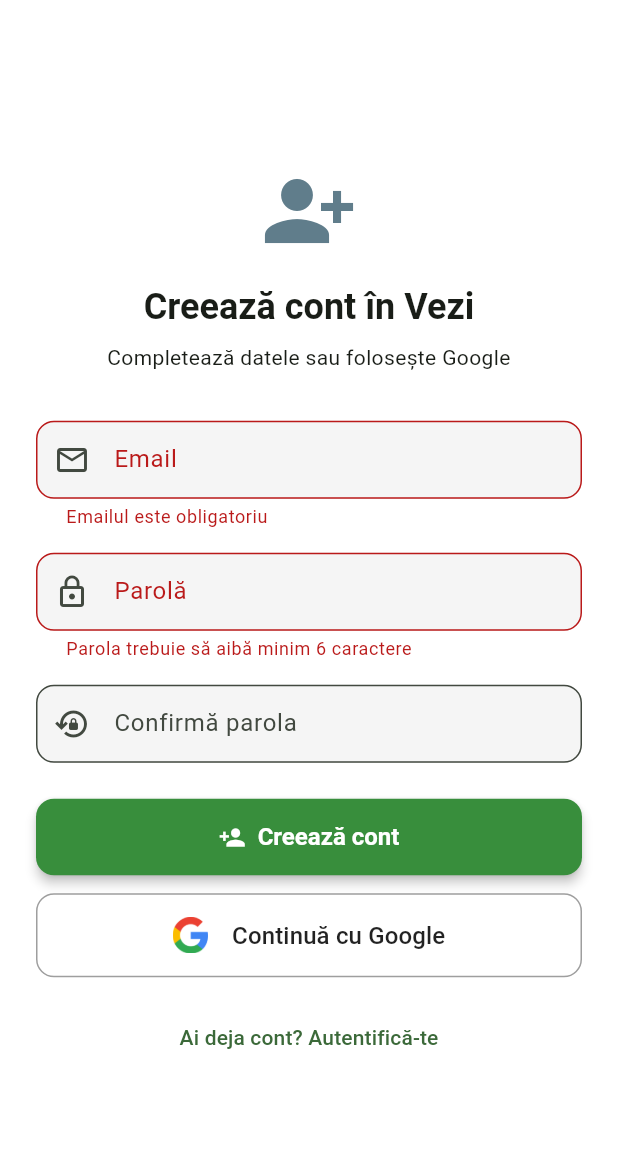
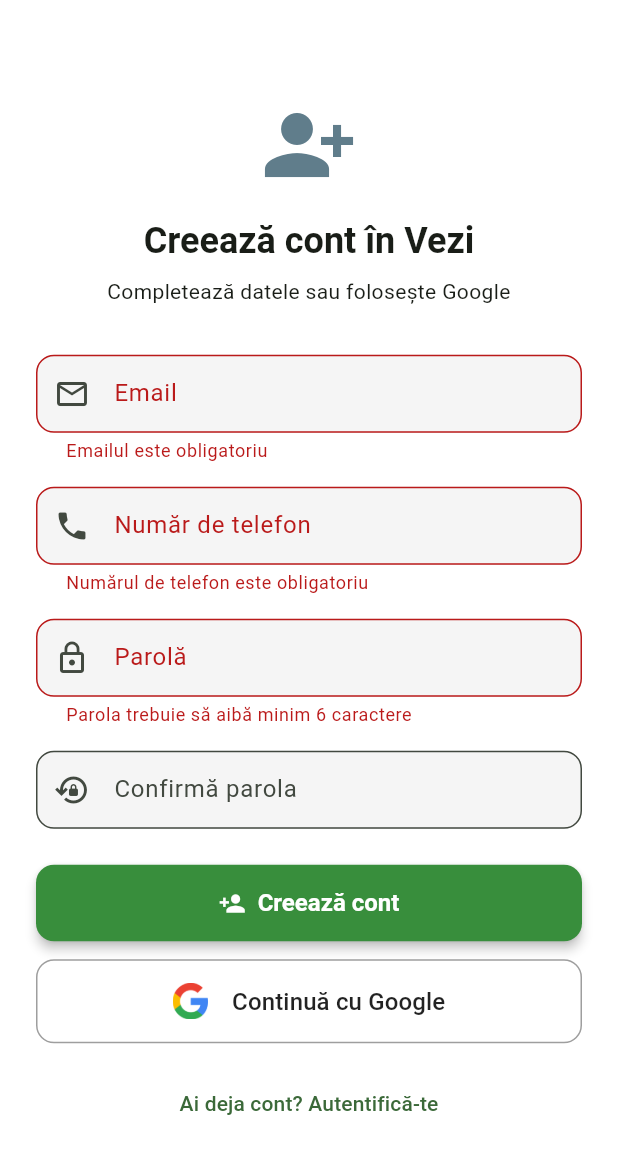
Before and after one commit to Serban-Timofte-EBR/vezi, a Flutter app: the RegisterPage screen opened directly, after a tap on "Creează cont", on a phone screen of 412 x 824 dp. Shown: the top 1154 px of the screen. Run offline on Flutter 3.47's test engine with Material 3 defaults, Android fonts, the phone set to English and light mode, and no system bars; our stand-ins replace firebase_auth, firebase_core, flutter_riverpod, geolocator, google_fonts, google_maps_flutter and 2 more; accounts and stored records are empty; network calls fail.

Commit message:
Phone and email OTP Code validation

```diff
--- a/lib/features/auth/presentation/register_page.dart
+++ b/lib/features/auth/presentation/register_page.dart
@@ -1,6 +1,7 @@
 import 'package:flutter/material.dart';
 import 'package:vezi/features/auth/services/auth_service.dart';
 import 'package:vezi/features/launcher/presentation/launcher_page.dart';
+import 'package:vezi/features/auth/presentation/verify_code_page.dart';
 
 class RegisterPage extends StatefulWidget {
   const RegisterPage({super.key});
@@ -11,6 +12,7 @@
 
 class _RegisterPageState extends State<RegisterPage> {
   final _emailCtrl = TextEditingController();
+  final _phoneCtrl = TextEditingController();
   final _passwordCtrl = TextEditingController();
   final _confirmCtrl = TextEditingController();
   final _formKey = GlobalKey<FormState>();
@@ -23,12 +25,17 @@
 
     setState(() => _loading = true);
     try {
-      await _auth.register(_emailCtrl.text.trim(), _passwordCtrl.text.trim());
+      final phoneNumber = '+40${_phoneCtrl.text.trim()}';
+      final user = await _auth.register(
+        _emailCtrl.text.trim(),
+        _passwordCtrl.text.trim(),
+        phoneNumber,
+      );
 
-      if (mounted) {
+      if (user != null && mounted) {
         Navigator.pushReplacement(
           context,
-          MaterialPageRoute(builder: (_) => const LauncherPage()),
+          MaterialPageRoute(builder: (_) => VerifyCodePage(uid: user.uid)),
         );
       }
     } catch (e) {
@@ -135,6 +142,37 @@
                 const SizedBox(height: 16),
 
                 TextFormField(
+                  controller: _phoneCtrl,
+                  keyboardType: TextInputType.phone,
+                  decoration: InputDecoration(
+                    labelText: "Număr de telefon",
+                    hintText: "712345678",
+                    prefixText: "+40 ",
+                    prefixStyle: TextStyle(
+                      fontWeight: FontWeight.w600,
+                      fontSize: 16,
+                    ),
+                    border: OutlineInputBorder(
+                      borderRadius: BorderRadius.circular(12),
+                    ),
+                    prefixIcon: Icon(Icons.phone),
+                  ),
+                  validator: (value) {
+                    if (value == null || value.isEmpty) {
+                      return "Numărul de telefon este obligatoriu";
+                    }
+                    if (!RegExp(r'^[7-9][0-9]{8}$').hasMatch(value)) {
+                      return "Introduceți un număr valid fără prefix (+40)";
+                    }
+                    return null;
+                  },
+                  onSaved: (value) {
+                    final fullPhone = '+40${value?.trim()}';
+                    // Salvează `fullPhone` într-o variabilă de stare sau direct în modelul de utilizator
+                  },
+                ),
+                const SizedBox(height: 16),
+                TextFormField(
                   controller: _passwordCtrl,
                   obscureText: true,
                   decoration: InputDecoration(
```
Also changed, not shown: lib/features/auth/presentation/login_page.dart (+25 -1 lines), lib/features/auth/presentation/verify_code_page.dart (added, +122 -0 lines), lib/features/auth/services/auth_service.dart (+79 -2 lines).
